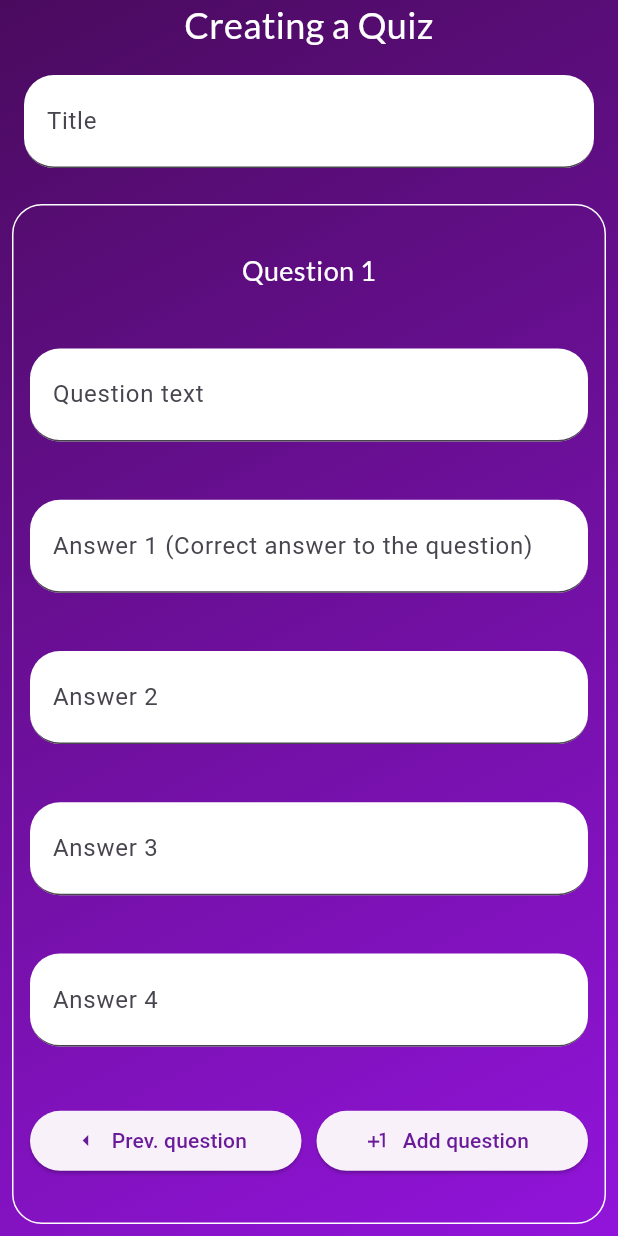
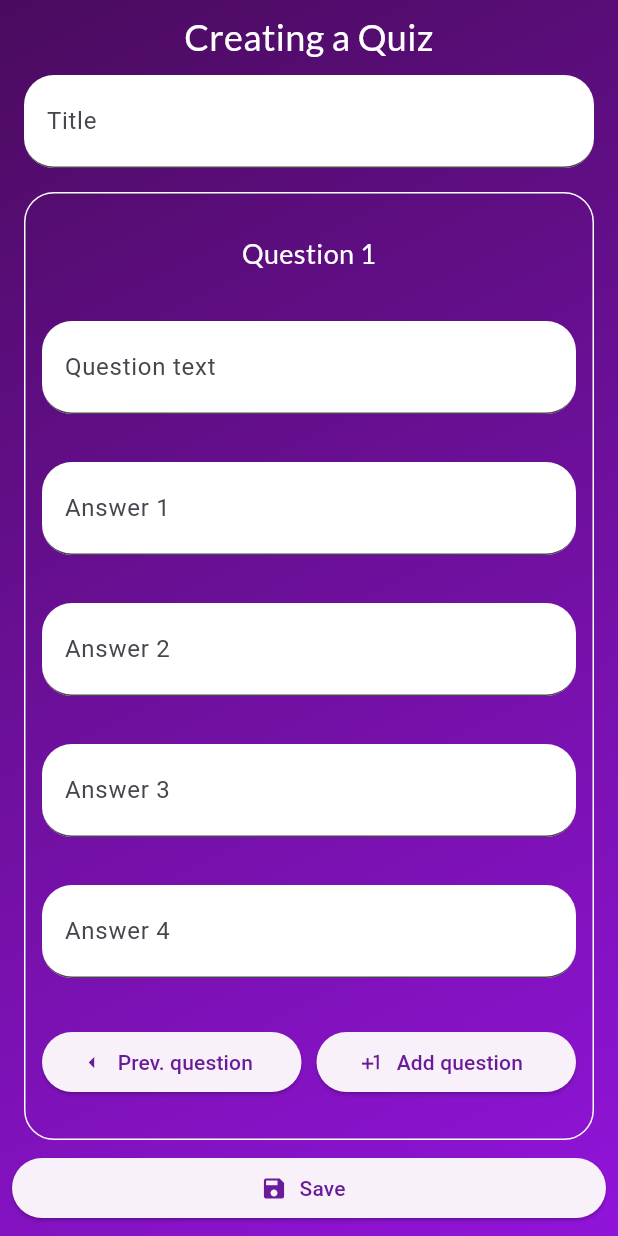
Before and after one commit to MiraculousNightingale/nightingale_flutter_quizapp, a Flutter app: the screen it shows after launch, after a tap on "Create A New Quiz", on a phone screen of 412 x 824 dp. Run offline on Flutter 3.47's test engine with Material 2 defaults, Android fonts, the phone set to English and light mode, and no system bars; our stand-ins replace cloud_firestore, firebase_core, google_fonts; accounts and stored records are empty.

Commit message:
Bind quiz form to quiz data when creating

```diff
--- a/lib/main.dart
+++ b/lib/main.dart
@@ -38,7 +38,7 @@ class MyApp extends StatelessWidget {
         colorScheme: ColorScheme.fromSeed(
           seedColor: Colors.deepPurple,
           primary: Colors.purple[800],
-          onSurface: Colors.white,
+          // onSurface: Colors.white,
         ),
         useMaterial3: true,
       ),
--- a/lib/models/quiz.dart
+++ b/lib/models/quiz.dart
@@ -3,6 +3,10 @@ import 'package:nightingale_flutter_quizapp/models/quiz_question.dart';
 
 class Quiz with ChangeNotifier {
   Quiz({required this.id, required this.title, required this.questions});
+  Quiz.empty()
+      : id = '',
+        title = '',
+        questions = [QuizQuestion.empty()];
 
   // JSON Keys
   static const keyTitle = 'title';
@@ -20,6 +24,6 @@ class Quiz with ChangeNotifier {
         questions = _questionsFromJsonArray(json[keyQuestions]);
 
   final String id;
-  final String title;
+  String title;
   final List<QuizQuestion> questions;
 }
--- a/lib/models/quiz_question.dart
+++ b/lib/models/quiz_question.dart
@@ -1,10 +1,13 @@
 class QuizQuestion {
-  const QuizQuestion({required this.text, required this.answers});
+  QuizQuestion({required this.text, required this.answers});
+  QuizQuestion.empty()
+      : text = '',
+        answers = [for (var i = 0; i < 4; i++) ''];
   QuizQuestion.fromJson(Map<String, dynamic> json)
       : text = json['text'],
         answers = List.from(json['answers']);
 
-  final String text;
+  String text;
   final List<String> answers;
 
   List<String> get shuffledAnswers {
--- a/lib/screens/home_screen.dart
+++ b/lib/screens/home_screen.dart
@@ -1,5 +1,6 @@
 import 'package:flutter/material.dart';
 import 'package:nightingale_flutter_quizapp/assets.dart';
+import 'package:nightingale_flutter_quizapp/models/quiz.dart';
 import 'package:nightingale_flutter_quizapp/models/quizzes.dart';
 import 'package:nightingale_flutter_quizapp/screens/questions_screen.dart';
 import 'package:nightingale_flutter_quizapp/screens/quiz/quiz_form_screen.dart';
@@ -68,8 +69,12 @@ class HomeScreen extends StatelessWidget {
               ),
               ElevatedButton.icon(
                 onPressed: () {
-                  Navigator.of(context)
-                      .pushNamed(QuizFormScreen.routeNameCreate);
+                  Navigator.of(context).pushNamed(
+                    QuizFormScreen.routeNameCreate,
+                    arguments: {
+                      'quiz': Quiz.empty(),
+                    },
+                  );
                 },
                 style: ElevatedButton.styleFrom(
                   backgroundColor: Theme.of(context).colorScheme.primary,
--- a/lib/screens/quiz/quiz_form_screen.dart
+++ b/lib/screens/quiz/quiz_form_screen.dart
@@ -1,4 +1,5 @@
 import 'package:flutter/material.dart';
+import 'package:nightingale_flutter_quizapp/models/quiz.dart';
 import 'package:nightingale_flutter_quizapp/widgets/common/gradient_container.dart';
 import 'package:nightingale_flutter_quizapp/widgets/quiz/question_form.dart';
 import 'package:nightingale_flutter_quizapp/widgets/quiz/quiz_text_field.dart';
@@ -18,25 +19,47 @@ class QuizFormScreen extends StatelessWidget {
     final safeScreenHeight = mediaQuery.size.height -
         mediaQuery.viewPadding.top -
         mediaQuery.viewPadding.bottom;
+    final quiz =
+        (ModalRoute.of(context)!.settings.arguments as Map)['quiz'] as Quiz;
+
     return Scaffold(
       body: GradientContainer(
         child: SafeArea(
           child: SingleChildScrollView(
             child: SizedBox(
               height: safeScreenHeight,
+              child: Padding(
+                padding: const EdgeInsets.all(8),
                 child: Column(
                   children: [
-                  TextH1(isCreateMode ? 'Creating a Quiz' : 'Updating a Quiz'),
+                    TextH1(
+                        isCreateMode ? 'Creating a Quiz' : 'Updating a Quiz'),
                     Padding(
-                    padding: const EdgeInsets.all(16),
+                      padding: const EdgeInsets.all(8),
                       child: QuizTextField(
                         labelText: 'Title',
+                        onChanged: (currentText) => quiz.title = currentText,
                       ),
                     ),
                     Expanded(
-                    child: QuestionForm(),
+                      child: Container(
+                        margin: const EdgeInsets.all(8),
+                        child: QuestionForm(quiz.questions),
+                      ),
+                    ),
+                    ElevatedButton.icon(
+                      style: ElevatedButton.styleFrom(
+                        minimumSize: const Size(double.infinity, 40),
+                      ),
+                      onPressed: () {
+                        print(quiz.title);
+                        print(quiz.questions[0].answers[0]);
+                      },
+                      icon: const Icon(Icons.save),
+                      label: const Text('Save'),
                     ),
                   ],
+                ),
               ),
             ),
           ),
--- a/lib/widgets/quiz/question_form.dart
+++ b/lib/widgets/quiz/question_form.dart
@@ -1,14 +1,77 @@
 import 'package:flutter/material.dart';
+import 'package:nightingale_flutter_quizapp/models/quiz_question.dart';
 import 'package:nightingale_flutter_quizapp/widgets/quiz/quiz_text_field.dart';
 import 'package:nightingale_flutter_quizapp/widgets/text/text_h_3.dart';
 
-class QuestionForm extends StatelessWidget {
-  const QuestionForm({super.key});
+class QuestionForm extends StatefulWidget {
+  const QuestionForm(this.questions, {super.key});
+  final List<QuizQuestion> questions;
+
+  @override
+  State<QuestionForm> createState() => _QuestionFormState();
+}
+
+class _QuestionFormState extends State<QuestionForm> {
+  var currentQuestionIndex = 0;
+
+  TextEditingController questionTextController = TextEditingController();
+  final List<TextEditingController> answerControllers = [
+    for (var i = 0; i < 4; i++) TextEditingController()
+  ];
+
+  void _setupTextController(int questionIndex, {bool isInitializing = false}) {
+    // dispose old controllers if switching between questions
+    if (!isInitializing) {
+      _disposeTextControllers();
+      questionTextController = TextEditingController();
+      answerControllers.clear();
+      answerControllers.addAll([
+        for (var i = 0; i < 4; i++) TextEditingController(),
+      ]);
+    }
+
+    // reinitialize controllers
+    final currentQuestion = widget.questions[currentQuestionIndex];
+    questionTextController.text = currentQuestion.text;
+    questionTextController.addListener(() {
+      currentQuestion.text = questionTextController.text;
+    });
+    for (var i = 0; i < answerControllers.length; i++) {
+      final controller = answerControllers[i];
+      controller.text = currentQuestion.answers[i];
+      controller.addListener(() {
+        currentQuestion.answers[i] = controller.text;
+      });
+    }
+  }
+
+  void _disposeTextControllers() {
+    questionTextController.dispose();
+    for (final controller in answerControllers) {
+      controller.dispose();
+    }
+  }
+
+  @override
+  void initState() {
+    super.initState();
+    _setupTextController(
+      currentQuestionIndex, // by default 0
+      isInitializing: true,
+    );
+  }
+
+  @override
+  void dispose() {
+    _disposeTextControllers();
+    super.dispose();
+  }
 
   @override
   Widget build(BuildContext context) {
+    final isFirstQuestion = currentQuestionIndex == 0;
+    final isLastQuestion = currentQuestionIndex == widget.questions.length - 1;
     return Container(
-      margin: const EdgeInsets.all(8),
       padding: const EdgeInsets.all(11),
       width: double.infinity,
       decoration: BoxDecoration(
@@ -20,40 +83,58 @@ class QuestionForm extends StatelessWidget {
       child: Column(
         mainAxisAlignment: MainAxisAlignment.spaceAround,
         children: [
-          TextH3('Question 1'),
+          TextH3('Question ${currentQuestionIndex + 1}'),
           QuizTextField(
+            controller: questionTextController,
             labelText: 'Question text',
           ),
-          QuizTextField(
-            labelText: 'Answer 1 (Correct answer to the question)',
-          ),
-          QuizTextField(
-            labelText: 'Answer 2',
-          ),
-          QuizTextField(
-            labelText: 'Answer 3',
-          ),
-          QuizTextField(
-            labelText: 'Answer 4',
-          ),
+          for (var i = 0; i < answerControllers.length; i++)
+            QuizTextField(
+              controller: answerControllers[i],
+              labelText: 'Answer ${i + 1}',
+            ),
           Row(
             children: [
               Expanded(
                 child: ElevatedButton.icon(
-                  onPressed: () {},
-                  icon: Icon(Icons.arrow_left),
-                  label: Text('Prev. question'),
+                  onPressed: () {
+                    if (!isFirstQuestion) {
+                      setState(() {
+                        currentQuestionIndex--;
+                        _setupTextController(currentQuestionIndex);
+                      });
+                    }
+                  },
+                  icon: const Icon(Icons.arrow_left),
+                  label: const Text('Prev. question'),
                 ),
               ),
               const SizedBox(
                 width: 10,
               ),
               Expanded(
-                child: ElevatedButton.icon(
-                  onPressed: () {},
-                  icon: Icon(Icons.plus_one),
-                  label: Text('Add question'),
-                ),
+                child: isLastQuestion
+                    ? ElevatedButton.icon(
+                        onPressed: () {
+                          setState(() {
+                            widget.questions.add(QuizQuestion.empty());
+                            currentQuestionIndex++;
+                            _setupTextController(currentQuestionIndex);
+                          });
+                        },
+                        icon: const Icon(Icons.plus_one),
+                        label: const Text('Add question'),
+                      )
+                    : ElevatedButton.icon(
+                        onPressed: () {
+                          setState(() {
+                            currentQuestionIndex++;
+                            _setupTextController(currentQuestionIndex);
+                          });
+                        },
+                        icon: const Icon(Icons.arrow_right),
+                        label: const Text('Next question'),
+                      ),
               ),
             ],
           ),
--- a/lib/widgets/quiz/quiz_text_field.dart
+++ b/lib/widgets/quiz/quiz_text_field.dart
@@ -5,15 +5,18 @@ class QuizTextField extends StatelessWidget {
     super.key,
     this.labelText,
     this.controller,
+    this.onChanged,
   });
 
   final String? labelText;
   final TextEditingController? controller;
+  final Function(String)? onChanged;
 
   @override
   Widget build(BuildContext context) {
     return TextField(
       controller: controller,
+      onChanged: onChanged,
       decoration: InputDecoration(
         contentPadding: const EdgeInsets.all(11),
         label: Text(labelText ?? ''),
```
Lines whose indentation alone changed are shown as unchanged.
